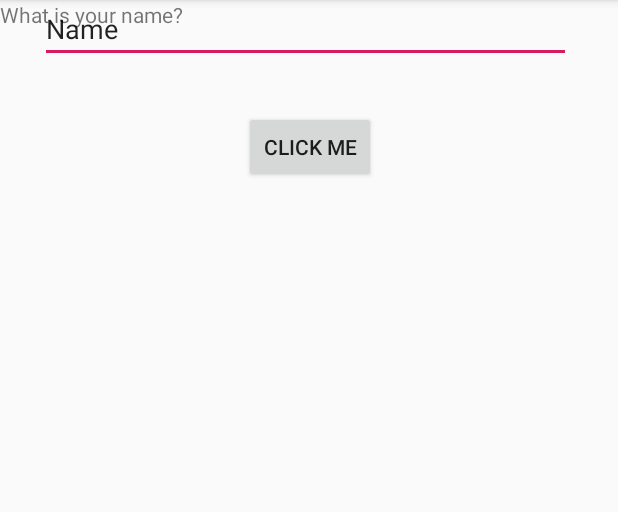
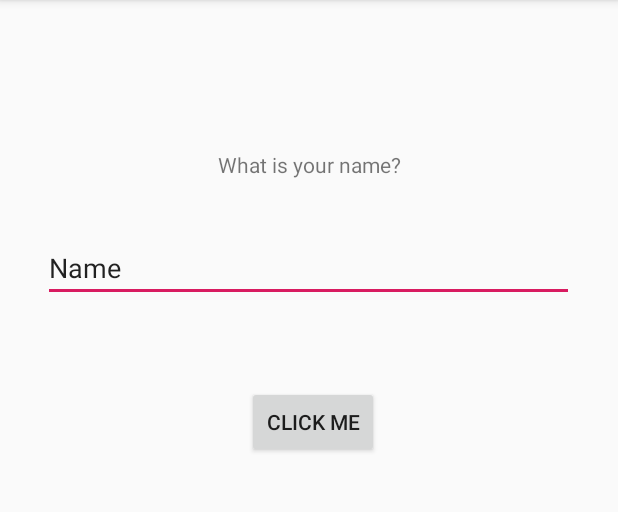
Before and after one commit to gustavorribeiro/toast-demo, an Android app: the screen it shows after launch (MainActivity), after a tap on "CLICK ME", on a phone screen of 412 x 824 dp, the part 84-596 px from its top. Run offline under Robolectric (Android 15) with nearby library versions, the phone set to English and light mode, and no system bars.

Commit message:
finishing basic layout/functionalities

```diff
--- a/app/src/main/java/com/dev/myappcompany/toastdemo/MainActivity.java
+++ b/app/src/main/java/com/dev/myappcompany/toastdemo/MainActivity.java
@@ -3,8 +3,17 @@ package com.dev.myappcompany.toastdemo;
 import androidx.appcompat.app.AppCompatActivity;
 
 import android.os.Bundle;
+import android.view.View;
+import android.widget.EditText;
+import android.widget.Toast;
 
 public class MainActivity extends AppCompatActivity {
+
+    public void buttonClicked(View view) {
+        EditText editText = (EditText) findViewById(R.id.editText);
+
+        Toast.makeText(this, "Hello " + editText.getText().toString(), Toast.LENGTH_LONG).show();
+    }
 
     @Override
     protected void onCreate(Bundle savedInstanceState) {
--- a/app/src/main/res/layout/activity_main.xml
+++ b/app/src/main/res/layout/activity_main.xml
@@ -6,29 +6,22 @@
     android:layout_height="match_parent"
     tools:context=".MainActivity">
 
-    <TextView
-        android:id="@+id/textView"
-        android:layout_width="wrap_content"
-        android:layout_height="wrap_content"
-        android:text="What is your name?"
-        tools:layout_editor_absoluteX="143dp"
-        tools:layout_editor_absoluteY="94dp" />
-
     <EditText
         android:id="@+id/editText"
         android:layout_width="354dp"
         android:layout_height="42dp"
         android:layout_marginStart="16dp"
         android:layout_marginLeft="16dp"
+        android:layout_marginTop="40dp"
         android:layout_marginEnd="16dp"
         android:layout_marginRight="16dp"
         android:ems="10"
         android:inputType="textPersonName"
         android:text="Name"
         app:layout_constraintEnd_toEndOf="parent"
-        app:layout_constraintHorizontal_bias="0.4"
+        app:layout_constraintHorizontal_bias="0.48"
         app:layout_constraintStart_toStartOf="parent"
-        tools:layout_editor_absoluteY="123dp" />
+        app:layout_constraintTop_toBottomOf="@+id/textView" />
 
     <Button
         android:id="@+id/button"
@@ -36,12 +29,30 @@
         android:layout_height="wrap_content"
         android:layout_marginStart="148dp"
         android:layout_marginLeft="148dp"
-        android:layout_marginTop="32dp"
+        android:layout_marginTop="56dp"
         android:layout_marginEnd="147dp"
         android:layout_marginRight="147dp"
         android:onClick="buttonClicked"
         android:text="Click me"
         app:layout_constraintEnd_toEndOf="parent"
+        app:layout_constraintHorizontal_bias="0.571"
         app:layout_constraintStart_toStartOf="parent"
         app:layout_constraintTop_toBottomOf="@+id/editText" />
+
+    <TextView
+        android:id="@+id/textView"
+        android:layout_width="wrap_content"
+        android:layout_height="wrap_content"
+        android:layout_marginStart="100dp"
+        android:layout_marginLeft="100dp"
+        android:layout_marginTop="100dp"
+        android:layout_marginEnd="100dp"
+        android:layout_marginRight="100dp"
+        android:layout_marginBottom="70dp"
+        android:text="What is your name?"
+        app:layout_constraintBottom_toTopOf="@+id/editText"
+        app:layout_constraintEnd_toEndOf="parent"
+        app:layout_constraintStart_toStartOf="parent"
+        app:layout_constraintTop_toTopOf="parent" />
+
 </androidx.constraintlayout.widget.ConstraintLayout>
```
